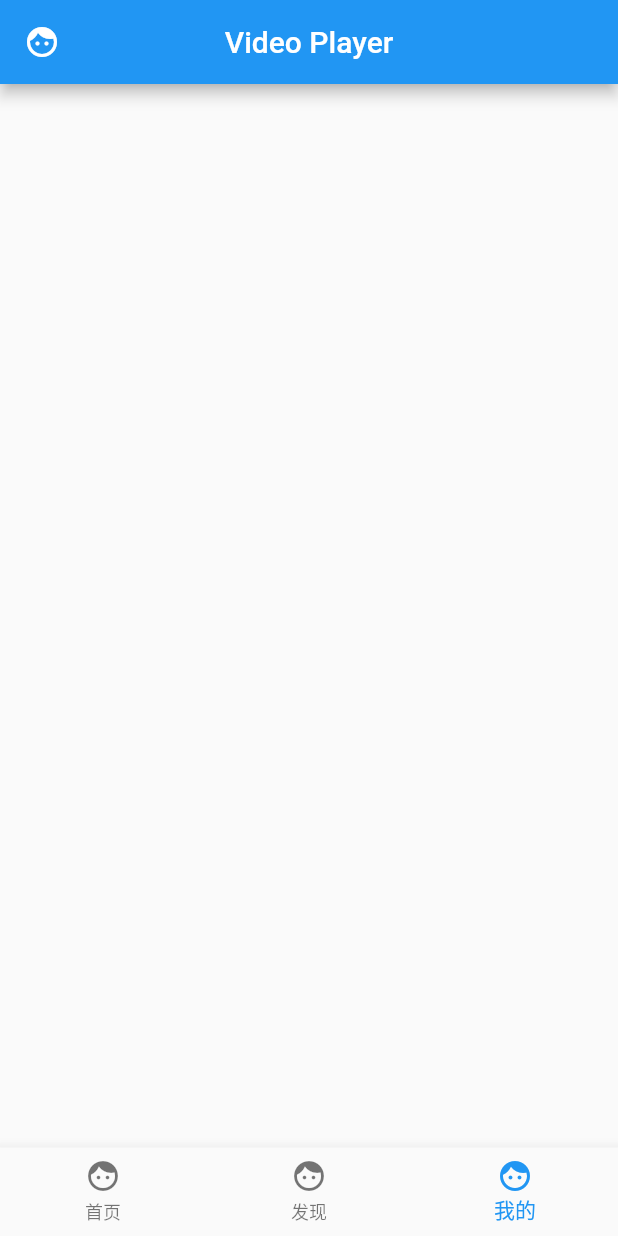
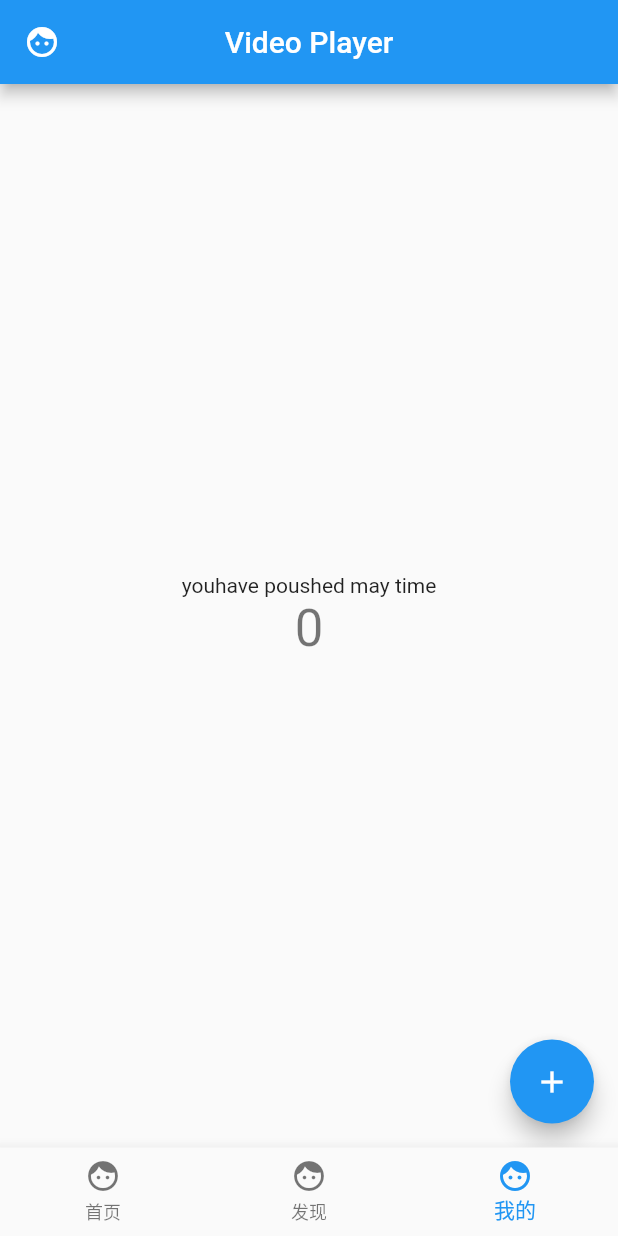
Before and after one commit to vpjacob/Flutter_Release_v1.0, a Flutter app: the screen it shows after launch, item 3 of the bottom bar chosen, on a phone screen of 412 x 824 dp. Run offline on Flutter 3.47's test engine with Material 2 defaults, Android fonts, the phone set to English and light mode, and no system bars; our stand-ins replace dio, flutter_redux, redux.

Commit message:
flutter add

```diff
--- a/lib/homeSmall.dart
+++ b/lib/homeSmall.dart
@@ -1,5 +1,6 @@
 import 'package:flutter/material.dart';
-
+import 'package:flutter_redux/flutter_redux.dart';
+import 'package:flutter_releases/states/home_state.dart';
 class HomeSmall extends StatefulWidget {
   @override
   State createState() => HomeState();
@@ -13,7 +14,20 @@ class HomeState extends State<HomeSmall> {
       theme: ThemeData(
         primarySwatch: Colors.blue,
       ),
-      home: new Scaffold(),
+      home: new Scaffold(
+
+        floatingActionButton: StoreConnector<CountState,VoidCallback>(
+            builder: (context,callback){
+              return FloatingActionButton(
+                onPressed: callback,
+                child: Icon(Icons.add),
+              );
+            },
+            converter: (store){
+              return ()=> store.dispatch(Action.increment);
+            }
+        ),
+      ),
     );
   }
 }
--- a/lib/main.dart
+++ b/lib/main.dart
@@ -2,15 +2,23 @@ import 'package:flutter/material.dart';
 import 'package:flutter_releases/home.dart';
 import 'package:flutter_releases/mine.dart';
 import 'package:flutter_releases/find.dart';
+import 'package:flutter_redux/flutter_redux.dart';
+import 'package:redux/redux.dart';
+import 'package:flutter_releases/states/home_state.dart';
 
 void main() => runApp(MyApp());
 
 class MyApp extends StatefulWidget {
+  final store =
+      Store<CountState>(reducer, initialState: CountState.initState());
   @override
-  State createState() => new HomeState();
+  State createState() => new HomeState(store);
 }
 
 class HomeState extends State<MyApp> with SingleTickerProviderStateMixin {
+  final Store<CountState> store;
+  HomeState(this.store);
+
   int _tabIndex = 0;
   var appBarTitles = ['首页', '发现', '我的'];
   var _pageList;
@@ -22,7 +30,9 @@ class HomeState extends State<MyApp> with SingleTickerProviderStateMixin {
   Widget build(BuildContext context) {
     initData();
     // TODO: implement build
-    return new MaterialApp(
+    return StoreProvider<CountState>(
+        store: store,
+        child: new MaterialApp(
           home: new Scaffold(
             body: _pageList[_tabIndex],
             bottomNavigationBar: new BottomNavigationBar(
@@ -44,6 +54,6 @@ class HomeState extends State<MyApp> with SingleTickerProviderStateMixin {
               type: BottomNavigationBarType.fixed,
             ),
           ),
-    );
+        ));
   }
 }
--- a/lib/mine.dart
+++ b/lib/mine.dart
@@ -1,5 +1,7 @@
 import 'package:flutter/material.dart';
 //import 'package:video_player/video_player.dart';
+import 'package:flutter_releases/states/home_state.dart';
+import 'package:flutter_redux/flutter_redux.dart';
 
 class Mine extends StatefulWidget {
   @override
@@ -7,28 +9,6 @@ class Mine extends StatefulWidget {
 }
 
 class MineState extends State<Mine> with SingleTickerProviderStateMixin {
-//  VideoPlayerController _controller;
-//  bool _isPlaying = false;
-
-//  @override
-//  void initState() {
-//    super.initState();
-//    _controller = VideoPlayerController.network(
-//        'http://static.smartisanos.cn/common/video/proud-farmer.mp4');
-//
-//    _controller.addListener(() {
-//      final bool isPlaying = _controller.value.isPlaying;
-//      if (isPlaying != _isPlaying) {
-//        setState(() {
-//          _isPlaying = isPlaying;
-//        });
-//      }
-//    });
-//
-//    _controller.initialize().then((_) {
-//      setState(() {});
-//    });
-//  }
 
   @override
   Widget build(BuildContext context) {
@@ -44,19 +24,34 @@ class MineState extends State<Mine> with SingleTickerProviderStateMixin {
           leading: new Icon(Icons.face),
           automaticallyImplyLeading: true,
         ),
-//        body: Center(
-//            child: _controller.value.initialized
-//                ? AspectRatio(
-//                    aspectRatio: _controller.value.aspectRatio,
-//                    child: VideoPlayer(_controller),
-//                  )
-//                : Container()),
-//        floatingActionButton: FloatingActionButton(
-//          onPressed: _controller.value.isPlaying
-//              ? _controller.pause
-//              : _controller.play,
-//          child: Icon(_controller.value.isPlaying?Icons.pause:Icons.play_arrow),
-//        ),
+        body: Center(
+          child: new Column(
+            mainAxisAlignment: MainAxisAlignment.center,
+            children: <Widget>[
+              new Text('youhave poushed may time'),
+              StoreConnector<CountState,int>(
+                converter: (store)=>store.state.count,
+                builder: (context,count){
+                  return Text(
+                    count.toString(),
+                    style: Theme.of(context).textTheme.display1,
+                  );
+                },
+              )
+            ],
+          ),
+        ),
+        floatingActionButton: StoreConnector<CountState,VoidCallback>(
+            builder: (context,callback){
+              return FloatingActionButton(
+                onPressed: callback,
+                child: Icon(Icons.add),
+              );
+            },
+            converter: (store){
+              return ()=> store.dispatch(Action.increment);
+            }
+        ),
       ),
     );
   }
--- /dev/null
+++ b/lib/states/home_state.dart
@@ -0,0 +1,26 @@
+import 'package:meta/meta.dart';
+
+@immutable
+class CountState{
+   int _count;
+  get count => _count;
+
+  CountState(this._count);
+
+  CountState.initState(){
+    _count = 0;
+  }
+
+}
+
+
+enum Action{
+  increment
+}
+
+CountState reducer(CountState state,action){
+  if(action == Action.increment){
+    return CountState(state.count + 1);
+  }
+  return state;
+}
--- a/pubspec.yaml
+++ b/pubspec.yaml
@@ -21,6 +21,8 @@ dependencies:
   cupertino_icons: ^0.1.2
   dio: ^1.0.11
 #  video_player: ^0.8.0
+  redux: ^3.0.0
+  flutter_redux: ^0.5.2
 
 
 dev_dependencies:
```
Lines whose indentation alone changed are shown as unchanged.
